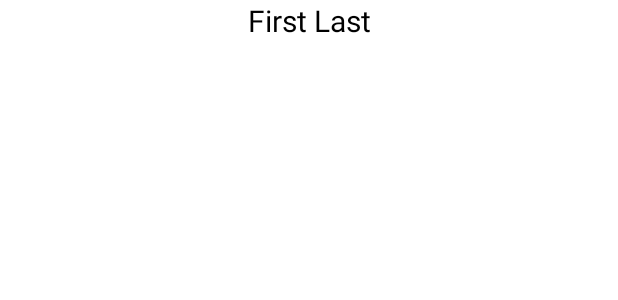
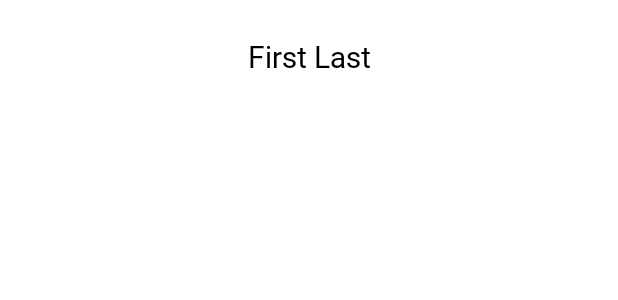
Before and after one commit to adj006/AboutMe, an Android app: the layout activity_main.xml on its own in the app's theme, with its tools: preview values and no code run, on a phone screen of 412 x 824 dp. Shown: the top 300 px of the screen. Run offline under Robolectric (Android 15) with nearby library versions, the phone set to English and light mode, and no system bars.

Commit message:
Added style for text view

```diff
--- a/app/src/main/res/layout/activity_main.xml
+++ b/app/src/main/res/layout/activity_main.xml
@@ -1,7 +1,7 @@
 <?xml version="1.0" encoding="utf-8"?>
 <LinearLayout xmlns:android="http://schemas.android.com/apk/res/android"
     android:layout_width="match_parent"
-    android:layout_height="match_parent" >
+    android:layout_height="match_parent">
 
     <TextView
         android:id="@+id/name_text"
@@ -9,7 +9,6 @@
         android:layout_height="wrap_content"
         android:text="@string/name"
         android:textAlignment="center"
-        android:textColor="@android:color/black"
-        android:textSize="@dimen/text_size" />
+        style="@style/nameStyle" />
 
 </LinearLayout>
--- a/app/src/main/res/values/dimens.xml
+++ b/app/src/main/res/values/dimens.xml
@@ -1,4 +1,6 @@
 <?xml version="1.0" encoding="utf-8"?>
 <resources>
     <dimen name="text_size">20sp</dimen>
+    <dimen name="small_padding">8dp</dimen>
+    <dimen name="layout_margin">16dp</dimen>
 </resources>
--- /dev/null
+++ b/app/src/main/res/values/styles.xml
@@ -0,0 +1,11 @@
+<?xml version="1.0" encoding="utf-8"?>
+<resources>
+
+    <style name="nameStyle">
+        <item name="android:layout_marginTop">@dimen/layout_margin</item>
+        <item name="android:fontFamily">@font/roboto</item>
+        <item name="android:paddingTop">@dimen/small_padding</item>
+        <item name="android:textColor">@android:color/black</item>
+        <item name="android:textSize">@dimen/text_size</item>
+    </style>
+</resources>
```
Also changed, not shown: app/src/main/res/font/roboto.ttf (added).
